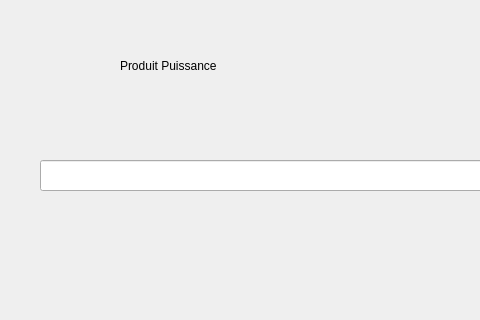
First picture: the form in Devoir 8/untitled.ui, repository Mohamed-Akram-Hl/work, before the edit; both pictures show x 150 to 630 and y 0 to 320 of the 800 by 600 pixel window.
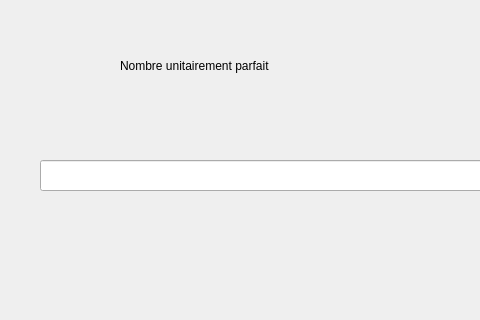
Second picture: the form after the edit.

What changed in the file:
```diff
--- a/Devoir 8/untitled.ui
+++ b/Devoir 8/untitled.ui
@@ -24,7 +24,7 @@
      </rect>
     </property>
     <property name="text">
-     <string>Produit Puissance</string>
+     <string>Nombre unitairement parfait</string>
     </property>
    </widget>
    <widget class="QLabel" name="label_2">
```
